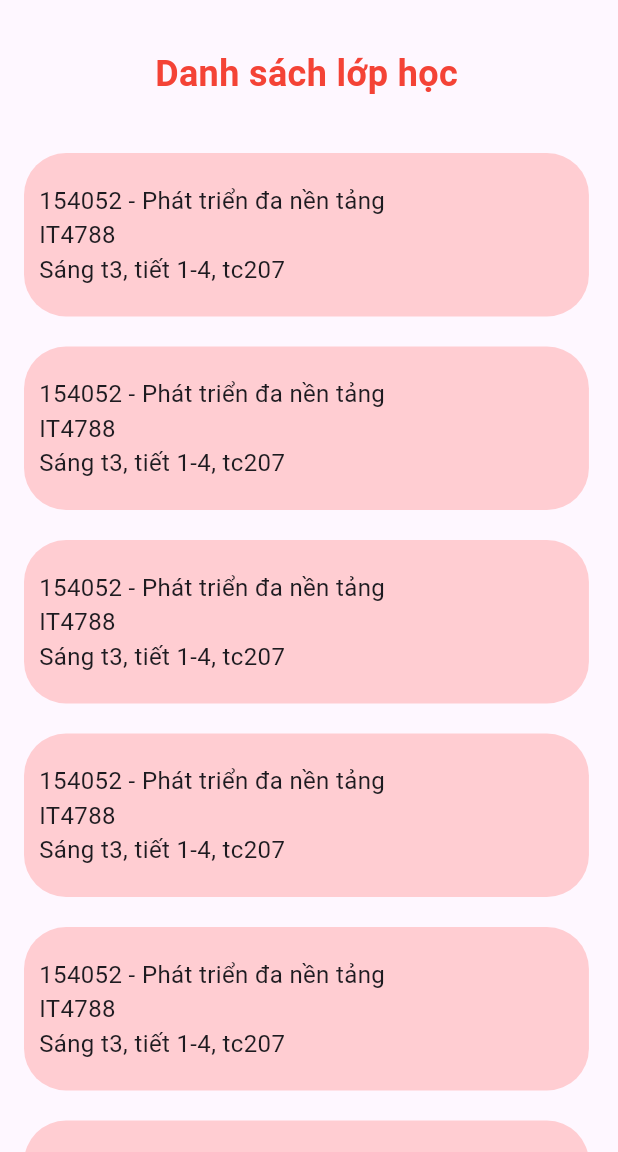
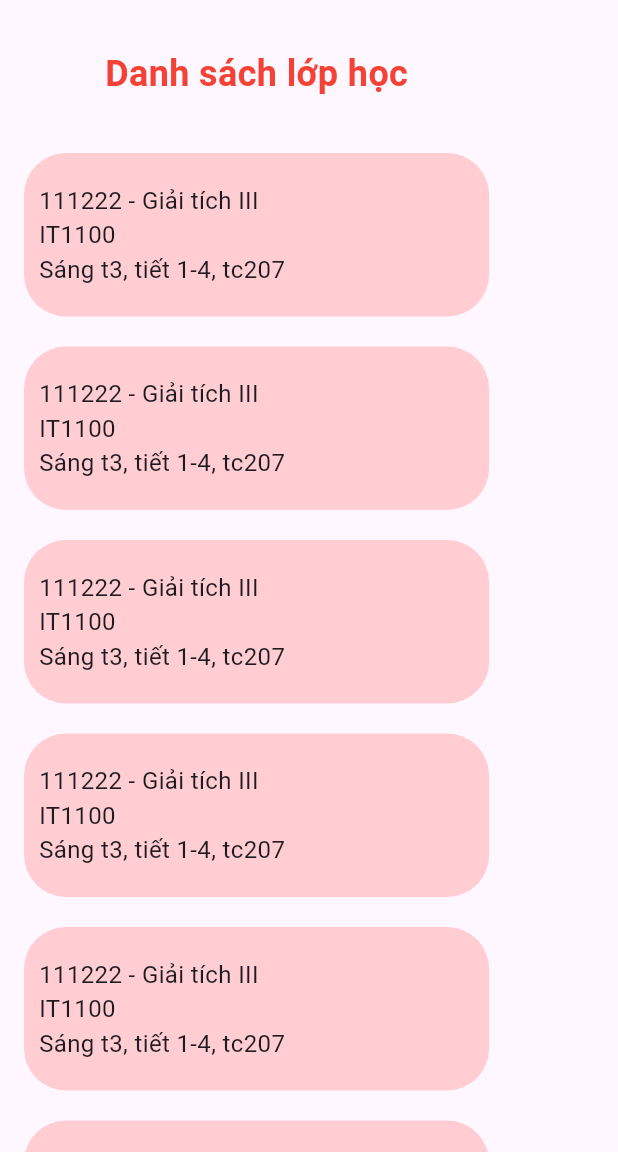
Before and after one commit to sonken21/PJ3_ehust, a Flutter app: the ClassListScreen screen opened directly, on a phone screen of 412 x 824 dp, the part 84-1236 px from its top. Run offline on Flutter 3.47's test engine with Material 3 defaults, Android fonts, the phone set to English and light mode, and no system bars.

Commit message:
Update class_list.dart

```diff
--- a/lib/screens/class_list.dart
+++ b/lib/screens/class_list.dart
@@ -39,11 +39,11 @@ class ClassListScreen extends StatelessWidget {
               child: Column(
                   crossAxisAlignment: CrossAxisAlignment.start,
                   children: [Text(
-                    '154052 - Phát triển đa nền tảng',
+                    '111222 - Giải tích III',
                     style: TextStyle(fontSize: 16),
                     textAlign:TextAlign.start  ,
                   ),
-                    Text('IT4788',style: TextStyle(fontSize: 16)),
+                    Text('IT1100',style: TextStyle(fontSize: 16)),
                     Text('Sáng t3, tiết 1-4, tc207',style: TextStyle(fontSize: 16)),
                   ]),
 
@@ -59,11 +59,11 @@ class ClassListScreen extends StatelessWidget {
               child: Column(
                   crossAxisAlignment: CrossAxisAlignment.start,
                   children: [Text(
-                    '154052 - Phát triển đa nền tảng',
+                    '111222 - Giải tích III',
                     style: TextStyle(fontSize: 16),
                     textAlign:TextAlign.start  ,
                   ),
-                    Text('IT4788',style: TextStyle(fontSize: 16)),
+                    Text('IT1100',style: TextStyle(fontSize: 16)),
                     Text('Sáng t3, tiết 1-4, tc207',style: TextStyle(fontSize: 16)),
                   ]),
 
@@ -79,11 +79,11 @@ class ClassListScreen extends StatelessWidget {
               child: Column(
                   crossAxisAlignment: CrossAxisAlignment.start,
                   children: [Text(
-                    '154052 - Phát triển đa nền tảng',
+                    '111222 - Giải tích III',
                     style: TextStyle(fontSize: 16),
                     textAlign:TextAlign.start  ,
                   ),
-                    Text('IT4788',style: TextStyle(fontSize: 16)),
+                    Text('IT1100',style: TextStyle(fontSize: 16)),
                     Text('Sáng t3, tiết 1-4, tc207',style: TextStyle(fontSize: 16)),
                   ]),
 
@@ -99,11 +99,11 @@ class ClassListScreen extends StatelessWidget {
               child: Column(
                   crossAxisAlignment: CrossAxisAlignment.start,
                   children: [Text(
-                    '154052 - Phát triển đa nền tảng',
+                    '111222 - Giải tích III',
                     style: TextStyle(fontSize: 16),
                     textAlign:TextAlign.start  ,
                   ),
-                    Text('IT4788',style: TextStyle(fontSize: 16)),
+                    Text('IT1100',style: TextStyle(fontSize: 16)),
                     Text('Sáng t3, tiết 1-4, tc207',style: TextStyle(fontSize: 16)),
                   ]),
 
@@ -119,11 +119,11 @@ class ClassListScreen extends StatelessWidget {
               child: Column(
                   crossAxisAlignment: CrossAxisAlignment.start,
                   children: [Text(
-                    '154052 - Phát triển đa nền tảng',
+                    '111222 - Giải tích III',
                     style: TextStyle(fontSize: 16),
                     textAlign:TextAlign.start  ,
                   ),
-                    Text('IT4788',style: TextStyle(fontSize: 16)),
+                    Text('IT1100',style: TextStyle(fontSize: 16)),
                     Text('Sáng t3, tiết 1-4, tc207',style: TextStyle(fontSize: 16)),
                   ]),
 
@@ -139,11 +139,11 @@ class ClassListScreen extends StatelessWidget {
               child: Column(
                   crossAxisAlignment: CrossAxisAlignment.start,
                   children: [Text(
-                    '154052 - Phát triển đa nền tảng',
+                    '111222 - Giải tích III',
                     style: TextStyle(fontSize: 16),
                     textAlign:TextAlign.start  ,
                   ),
-                    Text('IT4788',style: TextStyle(fontSize: 16)),
+                    Text('IT1100',style: TextStyle(fontSize: 16)),
                     Text('Sáng t3, tiết 1-4, tc207',style: TextStyle(fontSize: 16)),
                   ]),
 
@@ -159,11 +159,11 @@ class ClassListScreen extends StatelessWidget {
               child: Column(
                   crossAxisAlignment: CrossAxisAlignment.start,
                   children: [Text(
-                    '154052 - Phát triển đa nền tảng',
+                    '111222 - Giải tích III',
                     style: TextStyle(fontSize: 16),
                     textAlign:TextAlign.start  ,
                   ),
-                    Text('IT4788',style: TextStyle(fontSize: 16)),
+                    Text('IT1100',style: TextStyle(fontSize: 16)),
                     Text('Sáng t3, tiết 1-4, tc207',style: TextStyle(fontSize: 16)),
                   ]),
 
@@ -179,11 +179,11 @@ class ClassListScreen extends StatelessWidget {
               child: Column(
                   crossAxisAlignment: CrossAxisAlignment.start,
                   children: [Text(
-                    '154052 - Phát triển đa nền tảng',
+                    '111222 - Giải tích III',
                     style: TextStyle(fontSize: 16),
                     textAlign:TextAlign.start  ,
                   ),
-                    Text('IT4788',style: TextStyle(fontSize: 16)),
+                    Text('IT1100',style: TextStyle(fontSize: 16)),
                     Text('Sáng t3, tiết 1-4, tc207',style: TextStyle(fontSize: 16)),
                   ]),
 
@@ -199,11 +199,11 @@ class ClassListScreen extends StatelessWidget {
               child: Column(
                   crossAxisAlignment: CrossAxisAlignment.start,
                   children: [Text(
-                    '154052 - Phát triển đa nền tảng',
+                    '111222 - Giải tích III',
                     style: TextStyle(fontSize: 16),
                     textAlign:TextAlign.start  ,
                   ),
-                    Text('IT4788',style: TextStyle(fontSize: 16)),
+                    Text('IT1100',style: TextStyle(fontSize: 16)),
                     Text('Sáng t3, tiết 1-4, tc207',style: TextStyle(fontSize: 16)),
                   ]),
 
@@ -219,11 +219,11 @@ class ClassListScreen extends StatelessWidget {
               child: Column(
                   crossAxisAlignment: CrossAxisAlignment.start,
                   children: [Text(
-                    '154052 - Phát triển đa nền tảng',
+                    '111222 - Giải tích III',
                     style: TextStyle(fontSize: 16),
                     textAlign:TextAlign.start  ,
                   ),
-                    Text('IT4788',style: TextStyle(fontSize: 16)),
+                    Text('IT1100',style: TextStyle(fontSize: 16)),
                     Text('Sáng t3, tiết 1-4, tc207',style: TextStyle(fontSize: 16)),
                   ]),
 
```
